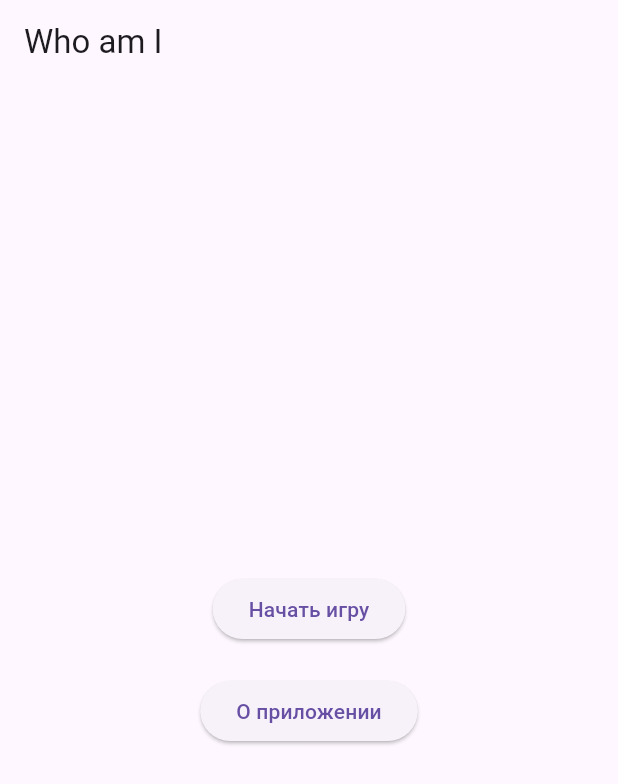
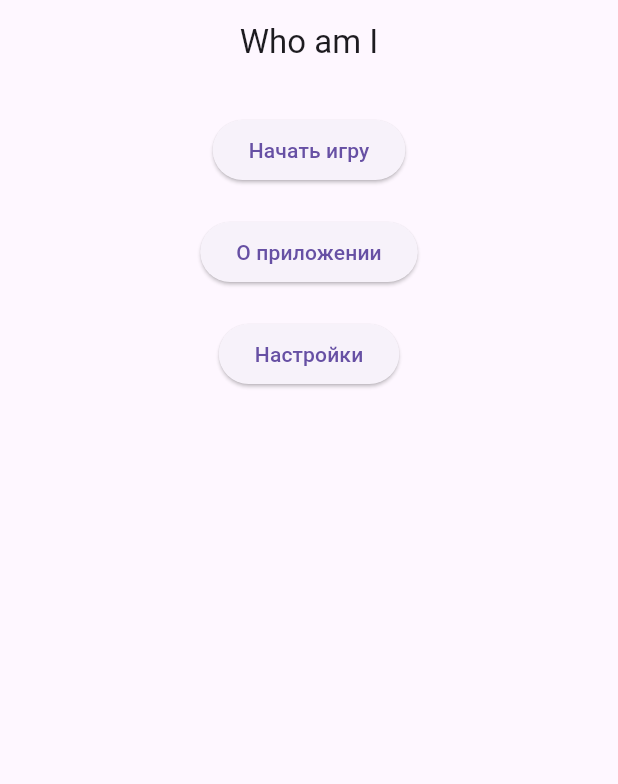
Before and after one commit to amirtwsx/who-am-i-game, a Flutter app: the screen it shows after launch, on a phone screen of 412 x 824 dp. Shown: the top 784 px of the screen. Run offline on Flutter 3.47's test engine with Material 3 defaults, Android fonts, the phone set to English and light mode, and no system bars.

Commit message:
Assignment 3: Added responsive UI and updated main screen

```diff
--- /dev/null
+++ b/lib/home_page.dart
@@ -0,0 +1,62 @@
+import 'package:flutter/material.dart';
+
+class HomePage extends StatelessWidget {
+  const HomePage({super.key});
+
+  @override
+  Widget build(BuildContext context) {
+    return OrientationBuilder(
+      builder: (context, orientation) {
+        final isPortrait = orientation == Orientation.portrait;
+
+        return Scaffold(
+          appBar: AppBar(
+            title: const Text('Who am I'),
+            centerTitle: true,
+          ),
+          body: SingleChildScrollView(
+            padding: const EdgeInsets.all(20),
+            child: Center(
+              child: isPortrait
+                  ? Column(
+                      mainAxisAlignment: MainAxisAlignment.center,
+                      children: _buildButtons(context),
+                    )
+                  : Row(
+                      mainAxisAlignment: MainAxisAlignment.center,
+                      children: _buildButtons(context),
+                    ),
+            ),
+          ),
+        );
+      },
+    );
+  }
+
+  List<Widget> _buildButtons(BuildContext context) {
+    return [
+      ElevatedButton(
+        onPressed: () {
+          Navigator.pushNamed(context, '/enter');
+        },
+        child: const Text('Начать игру'),
+      ),
+      const SizedBox(height: 20, width: 20),
+      ElevatedButton(
+        onPressed: () {
+          Navigator.pushNamed(context, '/about');
+        },
+        child: const Text('О приложении'),
+      ),
+      const SizedBox(height: 20, width: 20),
+      ElevatedButton(
+        onPressed: () {
+          ScaffoldMessenger.of(context).showSnackBar(
+            const SnackBar(content: Text('Настройки скоро будут')),
+          );
+        },
+        child: const Text('Настройки'),
+      ),
+    ];
+  }
+}
--- a/lib/main.dart
+++ b/lib/main.dart
@@ -1,4 +1,5 @@
 import 'package:flutter/material.dart';
+import 'home_page.dart';
 import 'enter_word_page.dart';
 import 'about_page.dart';
 
@@ -16,6 +17,7 @@ class WhoAmIApp extends StatelessWidget {
       theme: ThemeData(
         primarySwatch: Colors.blue,
       ),
+      debugShowCheckedModeBanner: false,
       home: const HomePage(),
       routes: {
         '/enter': (context) => const EnterWordPage(),
@@ -24,34 +26,3 @@ class WhoAmIApp extends StatelessWidget {
     );
   }
 }
-
-class HomePage extends StatelessWidget {
-  const HomePage({super.key});
-
-  @override
-  Widget build(BuildContext context) {
-    return Scaffold(
-      appBar: AppBar(title: const Text('Who am I')),
-      body: Center(
-        child: Column(
-          mainAxisAlignment: MainAxisAlignment.center,
-          children: [
-            ElevatedButton(
-              onPressed: () {
-                Navigator.pushNamed(context, '/enter');
-              },
-              child: const Text('Начать игру'),
-            ),
-            const SizedBox(height: 20),
-            ElevatedButton(
-              onPressed: () {
-                Navigator.pushNamed(context, '/about');
-              },
-              child: const Text('О приложении'),
-            ),
-          ],
-        ),
-      ),
-    );
-  }
-}
```
Also changed, not shown: 1 other file.
